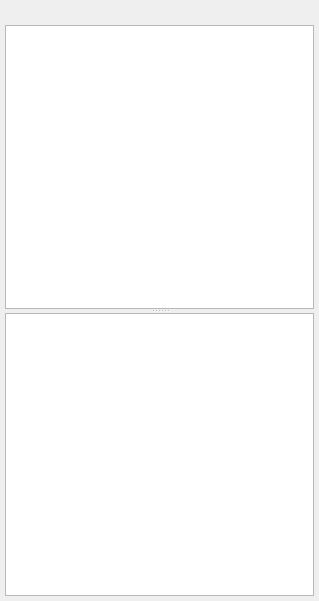
Above: v2/branches/dev/xup/src/xupmanager/ui/UIProjectsManager.ui from testmana2/mks before the change. Below: the same form after it.
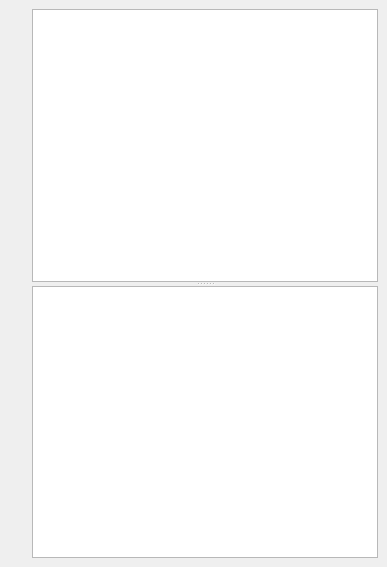
That is the form after the change.

Commit message: Fix the bug that don't set project modified after adding files to project. Add a new dialog that can add files in particular scope and operator. Some small code enhancments.

Patch:
```diff
--- a/v2/branches/dev/xup/src/xupmanager/ui/UIProjectsManager.ui
+++ b/v2/branches/dev/xup/src/xupmanager/ui/UIProjectsManager.ui
@@ -5,32 +5,23 @@
    <rect>
     <x>0</x>
     <y>0</y>
-    <width>319</width>
-    <height>601</height>
+    <width>387</width>
+    <height>567</height>
    </rect>
   </property>
   <property name="windowTitle" >
    <string>Projects Manager</string>
   </property>
   <widget class="QWidget" name="centralwidget" >
-   <layout class="QVBoxLayout" >
-    <property name="spacing" >
-     <number>3</number>
-    </property>
-    <property name="leftMargin" >
-     <number>5</number>
-    </property>
-    <property name="topMargin" >
-     <number>5</number>
-    </property>
-    <property name="rightMargin" >
-     <number>5</number>
-    </property>
-    <property name="bottomMargin" >
-     <number>5</number>
-    </property>
+   <layout class="QHBoxLayout" >
     <item>
      <widget class="QFrame" name="fToolButtons" >
+      <property name="sizePolicy" >
+       <sizepolicy vsizetype="Preferred" hsizetype="Maximum" >
+        <horstretch>0</horstretch>
+        <verstretch>0</verstretch>
+       </sizepolicy>
+      </property>
       <layout class="QHBoxLayout" >
        <property name="spacing" >
         <number>0</number>
@@ -49,6 +40,14 @@
        </property>
        <item>
         <widget class="QToolBar" name="tbActions" >
+         <property name="font" >
+          <font>
+           <pointsize>7</pointsize>
+          </font>
+         </property>
+         <property name="orientation" >
+          <enum>Qt::Vertical</enum>
+         </property>
          <property name="iconSize" >
           <size>
            <width>18</width>
@@ -83,7 +82,13 @@
         </property>
        </widget>
       </widget>
-      <widget class="QTextEdit" name="teLog" />
+      <widget class="QTextEdit" name="teLog" >
+       <property name="font" >
+        <font>
+         <pointsize>7</pointsize>
+        </font>
+       </property>
+      </widget>
      </widget>
     </item>
    </layout>
```
The commit also changes 8 other files.
